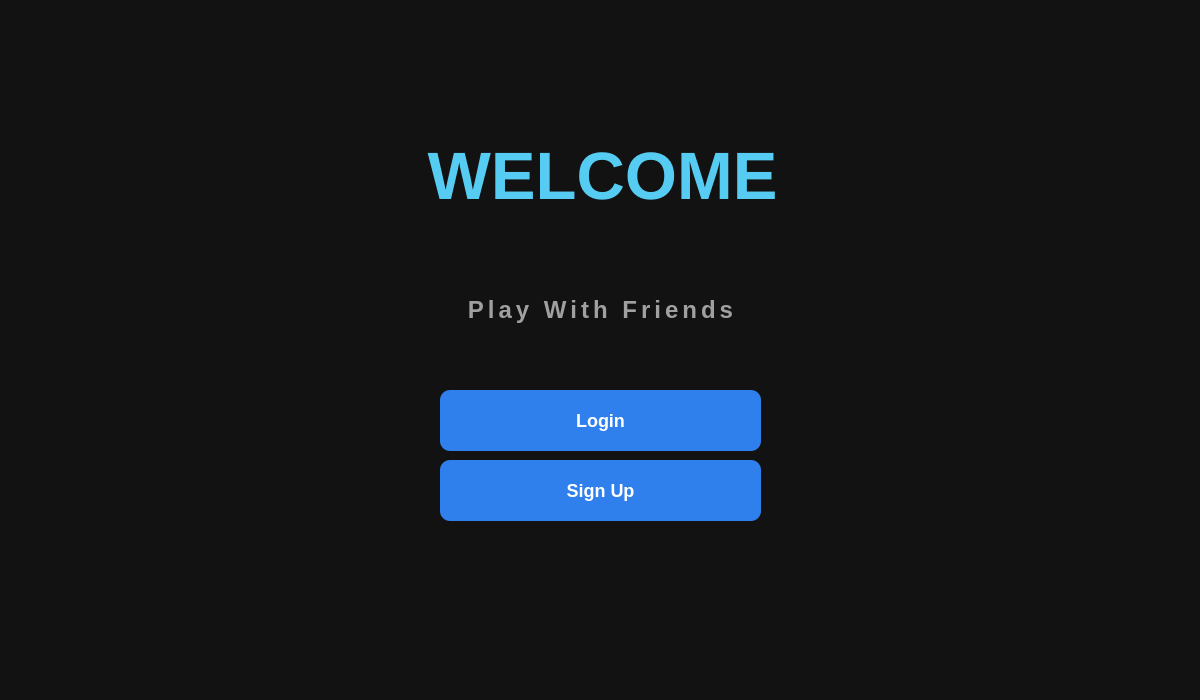
Old version of the form Platwo/welcomewindow.ui in the repository Carbon-128X/CarbonApollo-PlaTwo.
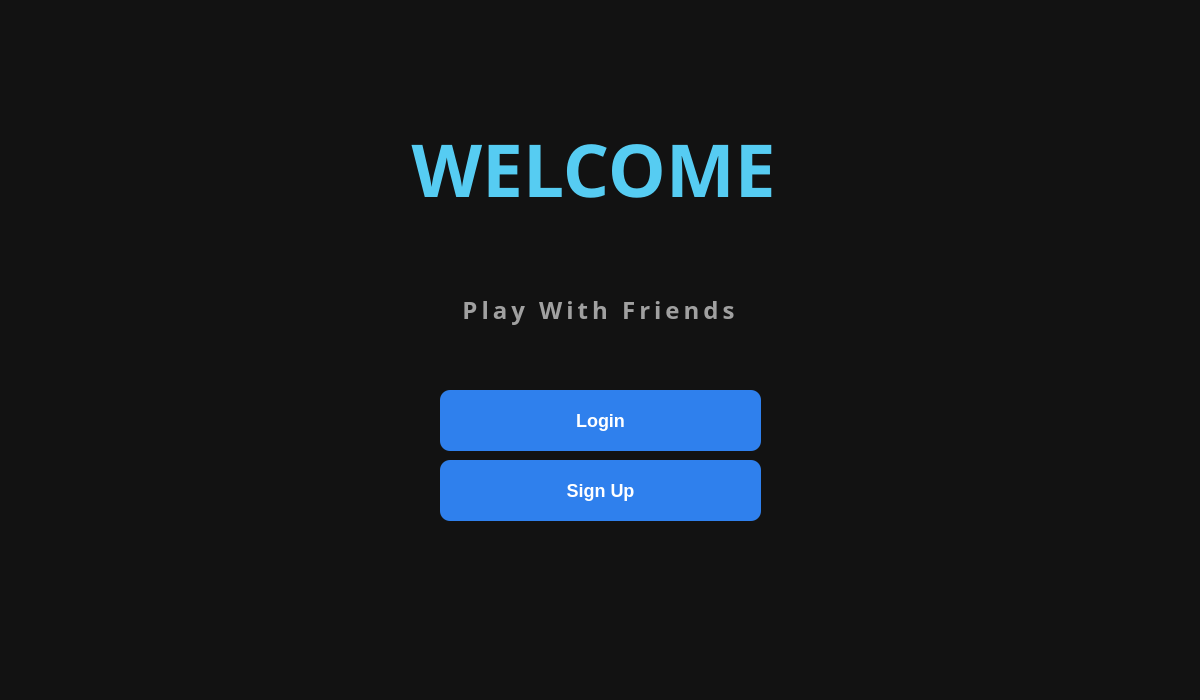
New version of the form.

Patch:
```diff
--- a/Platwo/welcomewindow.ui
+++ b/Platwo/welcomewindow.ui
@@ -10,65 +10,18 @@
     <height>700</height>
    </rect>
   </property>
+  <property name="maximumSize">
+   <size>
+    <width>1200</width>
+    <height>700</height>
+   </size>
+  </property>
   <property name="windowTitle">
    <string>Form</string>
   </property>
   <property name="styleSheet">
    <string notr="true">background-color:#121212;</string>
   </property>
-  <widget class="QWidget" name="layoutWidget">
-   <property name="geometry">
-    <rect>
-     <x>12</x>
-     <y>112</y>
-     <width>1181</width>
-     <height>261</height>
-    </rect>
-   </property>
-   <layout class="QGridLayout" name="gridLayout">
-    <item row="0" column="0">
-     <widget class="QLabel" name="titleLabel">
-      <property name="font">
-       <font>
-        <pointsize>50</pointsize>
-        <bold>true</bold>
-       </font>
-      </property>
-      <property name="styleSheet">
-       <string notr="true">color:#56CCF2;
-background:transparent;</string>
-      </property>
-      <property name="text">
-       <string>WELCOME</string>
-      </property>
-      <property name="alignment">
-       <set>Qt::AlignmentFlag::AlignCenter</set>
-      </property>
-     </widget>
-    </item>
-    <item row="1" column="0">
-     <widget class="QLabel" name="subTitleLabel">
-      <property name="font">
-       <font>
-        <pointsize>18</pointsize>
-        <bold>true</bold>
-       </font>
-      </property>
-      <property name="styleSheet">
-       <string notr="true">color:#A0A0A0;
-letter-spacing:4px;
-background:transparent;</string>
-      </property>
-      <property name="text">
-       <string>Play With Friends</string>
-      </property>
-      <property name="alignment">
-       <set>Qt::AlignmentFlag::AlignCenter</set>
-      </property>
-     </widget>
-    </item>
-   </layout>
-  </widget>
   <widget class="QPushButton" name="loginButton">
    <property name="geometry">
     <rect>
@@ -167,6 +120,61 @@
     <string>Sign Up</string>
    </property>
   </widget>
+  <widget class="QLabel" name="titleLabel">
+   <property name="geometry">
+    <rect>
+     <x>3</x>
+     <y>113</y>
+     <width>1181</width>
+     <height>111</height>
+    </rect>
+   </property>
+   <property name="font">
+    <font>
+     <family>Sitka Text</family>
+     <pointsize>55</pointsize>
+     <bold>true</bold>
+    </font>
+   </property>
+   <property name="styleSheet">
+    <string notr="true">color:#56CCF2;
+background:transparent;</string>
+   </property>
+   <property name="text">
+    <string>WELCOME</string>
+   </property>
+   <property name="alignment">
+    <set>Qt::AlignmentFlag::AlignCenter</set>
+   </property>
+  </widget>
+  <widget class="QLabel" name="subTitleLabel">
+   <property name="geometry">
+    <rect>
+     <x>430</x>
+     <y>290</y>
+     <width>341</width>
+     <height>40</height>
+    </rect>
+   </property>
+   <property name="font">
+    <font>
+     <family>Sitka Text</family>
+     <pointsize>18</pointsize>
+     <bold>true</bold>
+    </font>
+   </property>
+   <property name="styleSheet">
+    <string notr="true">color:#A0A0A0;
+letter-spacing:4px;
+background:transparent;</string>
+   </property>
+   <property name="text">
+    <string>Play With Friends</string>
+   </property>
+   <property name="alignment">
+    <set>Qt::AlignmentFlag::AlignCenter</set>
+   </property>
+  </widget>
  </widget>
  <resources/>
  <connections/>
```
